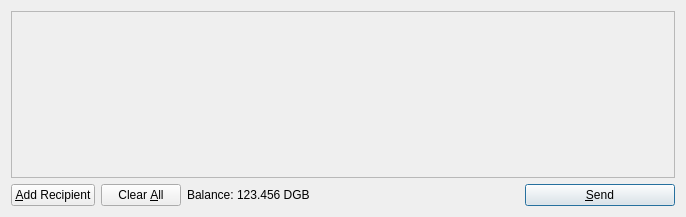
bitdollar/Bitdollar, file src/qt/forms/sendcoinsdialog.ui: the form before one commit.
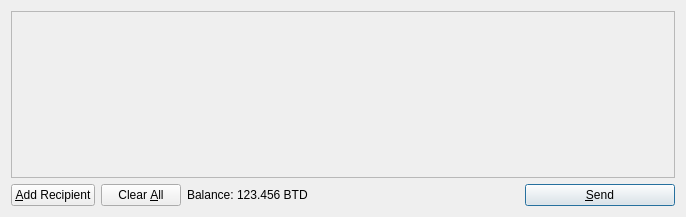
The form after the commit. Icons and pictures are not drawn.

Patch:
```diff
--- a/src/qt/forms/sendcoinsdialog.ui
+++ b/src/qt/forms/sendcoinsdialog.ui
@@ -119,7 +119,7 @@
           <cursorShape>IBeamCursor</cursorShape>
          </property>
          <property name="text">
-          <string>123.456 DGB</string>
+          <string>123.456 BTD</string>
          </property>
          <property name="textInteractionFlags">
           <set>Qt::LinksAccessibleByMouse|Qt::TextSelectableByKeyboard|Qt::TextSelectableByMouse</set>
```
